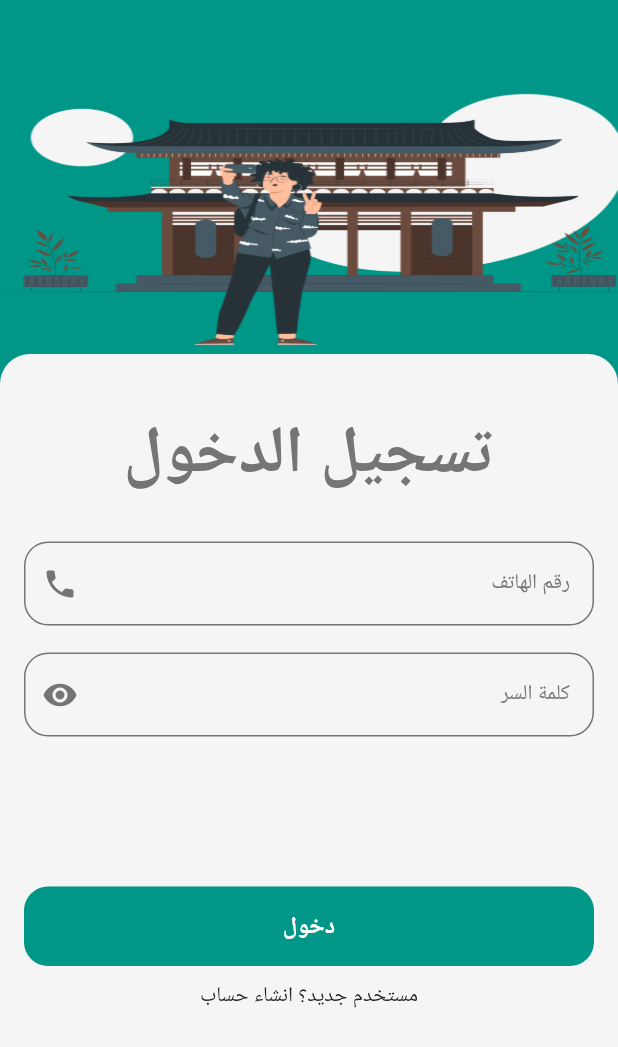
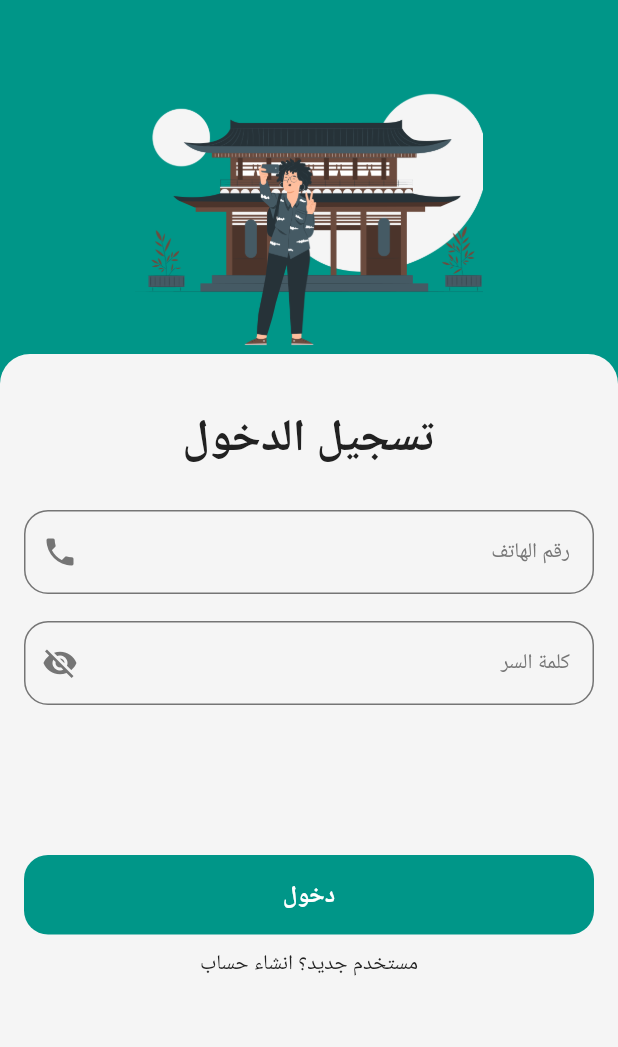
Before and after one commit to Omar-developer533/dullany, a Flutter app: the screen it shows after launch, on a phone screen of 412 x 824 dp. Shown: the top 1047 px of the screen. Run offline on Flutter 3.47's test engine with Material 3 defaults, Android fonts, the phone set to English and light mode, and no system bars; our stand-ins replace easy_localization, go_router.

Commit message:
refactor code

```diff
--- a/lib/features/auth/presentation/views/log_in_view.dart
+++ b/lib/features/auth/presentation/views/log_in_view.dart
@@ -1,124 +1,28 @@
 import 'package:dullany/core/utls/app_colors.dart';
-import 'package:dullany/core/utls/app_images.dart';
-import 'package:dullany/core/utls/app_styles.dart';
-import 'package:dullany/core/utls/validator.dart';
-import 'package:dullany/core/widgets/custom_button.dart';
-import 'package:dullany/features/auth/presentation/views/widgets/custom_form_field.dart';
-import 'package:easy_localization/easy_localization.dart';
+import 'package:dullany/features/auth/presentation/views/widgets/image_section.dart';
+
+import 'package:dullany/features/auth/presentation/views/widgets/log_in_section.dart';
 import 'package:flutter/material.dart';
 
-class LogInView extends StatefulWidget {
+class LogInView extends StatelessWidget {
   const LogInView({super.key});
 
-  @override
-  State<LogInView> createState() => _LogInViewState();
-}
-
-class _LogInViewState extends State<LogInView> {
-  final GlobalKey<FormState> formKey = GlobalKey();
-  final TextEditingController passwordController = TextEditingController();
-  final TextEditingController phonController = TextEditingController();
-  bool obscure = true;
-  AutovalidateMode autovalidateMode = AutovalidateMode.disabled;
   @override
   Widget build(BuildContext context) {
     return SafeArea(
       child: Scaffold(
         backgroundColor: AppColors.primary,
-        body: Column(
-          children: [
-            SizedBox(height: 40),
-            Expanded(
-              child: Container(
-                decoration: BoxDecoration(
-                  image: DecorationImage(
-                    image: AssetImage(Assets.assetsImagesOnBoarding2),
-                    fit: BoxFit.fill,
-                  ),
-                ),
-              ),
-            ),
-            Expanded(
-              flex: 3,
-              child: Container(
-                padding: EdgeInsets.symmetric(horizontal: 16),
-                decoration: BoxDecoration(
-                  borderRadius: BorderRadius.only(
-                    topLeft: Radius.circular(20),
-                    topRight: Radius.circular(20),
-                  ),
-                  color: AppColors.background,
-                ),
-                child: Form(
-                  autovalidateMode: autovalidateMode,
-                  key: formKey,
-                  child: Column(
-                    children: [
-                      SizedBox(height: 35),
-                      Text(
-                        'login'.tr(),
-                        style: AppStyles.body.copyWith(
-                          fontWeight: FontWeight.bold,
-                          fontSize: 44,
-                        ),
-                      ),
-                      SizedBox(height: 25),
-                      CustomFormField(
-                        validator: Validator.phonValidator,
-                        textInputType: TextInputType.phone,
-                        hint: 'phon number',
-                        icon: Icons.phone,
-                        controller: phonController,
-                      ),
-                      SizedBox(height: 18),
-                      CustomFormField(
-                        iconTap: () {},
-                        validator: Validator.passwordValidator,
-                        obscureText: true,
-                        textInputType: TextInputType.visiblePassword,
-                        controller: passwordController,
-                        hint: 'password',
-                        icon: Icons.remove_red_eye_sharp,
-                      ),
-                      SizedBox(height: 100),
-                      CustomButton(
-                        name: 'Enter',
-                        onTap: () {
-                          if (formKey.currentState!.validate()) {
-                            passwordController.clear();
-                            phonController.clear();
-
-                            setState(() {
-                              autovalidateMode = AutovalidateMode.disabled;
-                            });
-                          } else {
-                            setState(() {
-                              autovalidateMode = AutovalidateMode.always;
-                            });
-                          }
-                        },
-                      ),
-                      SizedBox(height: 10),
-                      Row(
-                        mainAxisAlignment: MainAxisAlignment.center,
-                        children: [
-                          Text(
-                            'New User?'.tr(),
-                            style: AppStyles.body.copyWith(
-                              color: AppColors.textPrimary,
-                            ),
-                          ),
-                          Text(
-                            'Create Account'.tr(),
-                            style: AppStyles.body.copyWith(
-                              color: AppColors.textPrimary,
-                            ),
-                          ),
-                        ],
-                      ),
-                    ],
-                  ),
-                ),
+        body: CustomScrollView(
+          physics: BouncingScrollPhysics(),
+          slivers: [
+            SliverFillRemaining(
+              hasScrollBody: false,
+              child: Column(
+                children: [
+                  SizedBox(height: 40),
+                  ImageSection(),
+                  LogInSection(),
+                ],
               ),
             ),
           ],
--- /dev/null
+++ b/lib/features/auth/presentation/views/widgets/image_section.dart
@@ -0,0 +1,22 @@
+
+import 'package:dullany/core/utls/app_images.dart';
+import 'package:flutter/material.dart';
+
+class ImageSection extends StatelessWidget {
+  const ImageSection({
+    super.key,
+  });
+
+  @override
+  Widget build(BuildContext context) {
+    return Expanded(
+      child: Container(
+        decoration: BoxDecoration(
+          image: DecorationImage(
+            image: AssetImage(Assets.assetsImagesOnBoarding2),
+          ),
+        ),
+      ),
+    );
+  }
+}
--- /dev/null
+++ b/lib/features/auth/presentation/views/widgets/log_in_section.dart
@@ -0,0 +1,114 @@
+import 'package:dullany/core/utls/app_colors.dart';
+import 'package:dullany/core/utls/app_styles.dart';
+import 'package:dullany/core/utls/validator.dart';
+import 'package:dullany/core/widgets/custom_button.dart';
+import 'package:dullany/features/auth/presentation/views/widgets/custom_form_field.dart';
+import 'package:easy_localization/easy_localization.dart';
+import 'package:flutter/material.dart';
+
+class LogInSection extends StatefulWidget {
+  const LogInSection({super.key});
+
+  @override
+  State<LogInSection> createState() => _LogInSectionState();
+}
+
+class _LogInSectionState extends State<LogInSection> {
+  final GlobalKey<FormState> formKey = GlobalKey();
+  final TextEditingController passwordController = TextEditingController();
+  final TextEditingController phonController = TextEditingController();
+  bool obscure = true;
+  AutovalidateMode autovalidateMode = AutovalidateMode.disabled;
+  @override
+  Widget build(BuildContext context) {
+    return Expanded(
+      flex: 3,
+      child: Container(
+        padding: EdgeInsets.symmetric(horizontal: 16),
+        decoration: BoxDecoration(
+          borderRadius: BorderRadius.only(
+            topLeft: Radius.circular(20),
+            topRight: Radius.circular(20),
+          ),
+          color: AppColors.background,
+        ),
+        child: Form(
+          autovalidateMode: autovalidateMode,
+          key: formKey,
+          child: Column(
+            children: [
+              SizedBox(height: 35),
+              Text(
+                'login'.tr(),
+                style: AppStyles.heading.copyWith(
+                  fontWeight: FontWeight.bold,
+                  fontSize: 30,
+                ),
+              ),
+              SizedBox(height: 25),
+              CustomFormField(
+                validator: Validator.phonValidator,
+                textInputType: TextInputType.phone,
+                hint: 'phon number',
+                icon: Icons.phone,
+                controller: phonController,
+              ),
+              SizedBox(height: 18),
+              CustomFormField(
+                iconTap: () {
+                  obscure = !obscure;
+                  setState(() {});
+                },
+                validator: Validator.passwordValidator,
+                obscureText: obscure,
+                textInputType: TextInputType.visiblePassword,
+                controller: passwordController,
+                hint: 'password',
+                icon: obscure == true
+                    ? Icons.visibility_off
+                    : Icons.remove_red_eye_sharp,
+              ),
+              SizedBox(height: 100),
+              CustomButton(
+                name: 'Enter',
+                onTap: () {
+                  if (formKey.currentState!.validate()) {
+                    passwordController.clear();
+                    phonController.clear();
+
+                    setState(() {
+                      autovalidateMode = AutovalidateMode.disabled;
+                      FocusScope.of(context).unfocus();
+                    });
+                  } else {
+                    setState(() {
+                      autovalidateMode = AutovalidateMode.always;
+                    });
+                  }
+                },
+              ),
+              SizedBox(height: 10),
+              Row(
+                mainAxisAlignment: MainAxisAlignment.center,
+                children: [
+                  Text(
+                    'New User?'.tr(),
+                    style: AppStyles.body.copyWith(
+                      color: AppColors.textPrimary,
+                    ),
+                  ),
+                  Text(
+                    'Create Account'.tr(),
+                    style: AppStyles.body.copyWith(
+                      color: AppColors.textPrimary,
+                    ),
+                  ),
+                ],
+              ),
+            ],
+          ),
+        ),
+      ),
+    );
+  }
+}
```
